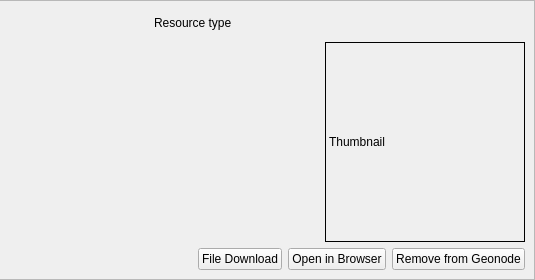
GeoNode/QGISGeoNodePlugin, file src/qgis_geonode/ui/search_result_widget.ui: the form before one commit; both pictures show x 233 to 768 and y 0 to 280 of the 768 by 280 pixel window.
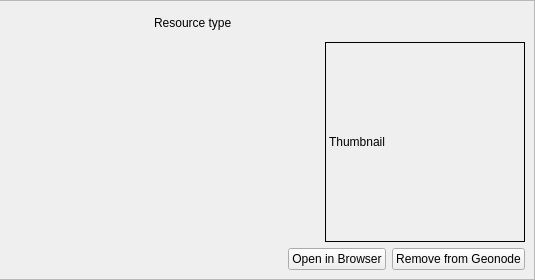
The form after the commit.

Commit message: Introduce GeonodeService enumeration and use it to control dynamic download buttons

What changed in the file:
```diff
--- a/src/qgis_geonode/ui/search_result_widget.ui
+++ b/src/qgis_geonode/ui/search_result_widget.ui
@@ -125,16 +125,6 @@
           </property>
          </spacer>
         </item>
-        <item>
-         <widget class="QPushButton" name="download_btn">
-          <property name="toolTip">
-           <string>&lt;html&gt;&lt;head/&gt;&lt;body&gt;&lt;p&gt;Direct download&lt;/p&gt;&lt;/body&gt;&lt;/html&gt;</string>
-          </property>
-          <property name="text">
-           <string>File Download</string>
-          </property>
-         </widget>
-        </item>
         <item>
          <widget class="QPushButton" name="browser_btn">
           <property name="toolTip">
```
The commit also changes 5 other files.
